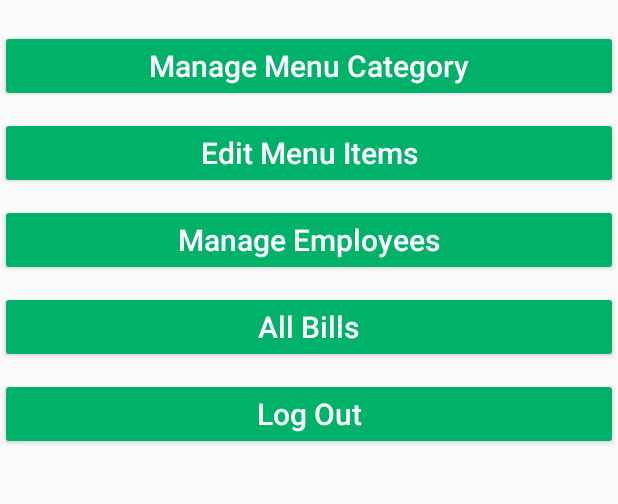
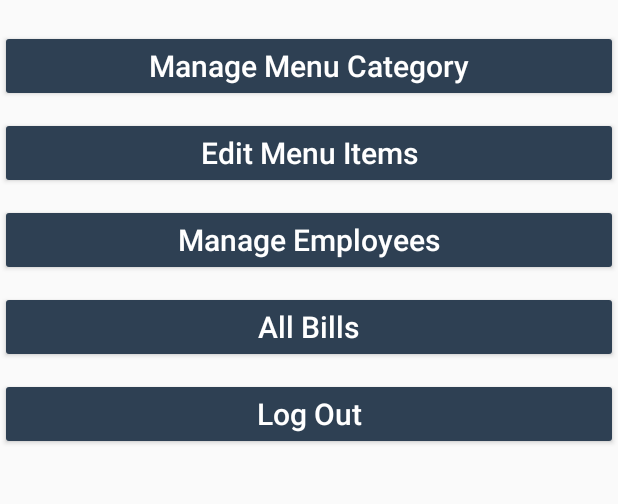
Before and after one commit to zfnadia/Restaurant-MPOS-Application, an Android app: the layout activity_menu.xml on its own in the app's theme, with its tools: preview values and no code run, on a phone screen of 412 x 824 dp, the part 96-600 px from its top. Run offline under Robolectric (Android 15) with nearby library versions, the phone set to English and light mode, and no system bars; network calls fail.

```diff
--- a/app/src/main/AndroidManifest.xml
+++ b/app/src/main/AndroidManifest.xml
@@ -6,7 +6,7 @@
 
     <application
         android:allowBackup="true"
-        android:icon="@mipmap/ic_launcher"
+        android:icon="@drawable/ic_icon"
         android:label="Blue Jays Inn POS"
         android:supportsRtl="true"
         android:theme="@style/AppTheme">
@@ -43,7 +43,8 @@
             android:name=".InvoiceActivity"
             android:label="Invoice"
             android:theme="@style/AppTheme.NoActionBar" />
-        <activity android:name=".AllBillsActivity"
+        <activity
+            android:name=".AllBillsActivity"
             android:label="All Bills" />
     </application>
 
--- a/app/src/main/java/com/nadiaFerdoush/recieptgenerator/AllBillsActivity.java
+++ b/app/src/main/java/com/nadiaFerdoush/recieptgenerator/AllBillsActivity.java
@@ -64,7 +64,7 @@ public class AllBillsActivity extends AppCompatActivity {
             billCreationView.setText(bill.getTimeCreated());
 
             TextView netAmountView = (TextView) v.findViewById(R.id.net_amount);
-            netAmountView.setText(String.format("%.2f", bill.getNetAmount()));
+            netAmountView.setText("BDT " + String.format("%.2f", bill.getNetAmount()));
             return v;
         }
     }
--- a/app/src/main/java/com/nadiaferdoush/recieptgenerator/BillActivity.java
+++ b/app/src/main/java/com/nadiaferdoush/recieptgenerator/BillActivity.java
@@ -63,11 +63,11 @@ public class BillActivity extends AppCompatActivity {
         editor.putBoolean("logged_in", true);
         */
 
-        if (!loggedIn){
+        if (!loggedIn) {
 
             AppDatabase db = AppDatabase.getInstance(this);
             long count = DatabaseUtils.queryNumEntries(db.getReadableDatabase(), "employee");
-            if (count > 0){
+            if (count > 0) {
                 startActivity(new Intent(this, LoginActivity.class));
             } else {
                 startActivity(new Intent(this, CreateAccountActivity.class));
--- a/app/src/main/java/com/nadiaferdoush/recieptgenerator/CategoryItemActivity.java
+++ b/app/src/main/java/com/nadiaferdoush/recieptgenerator/CategoryItemActivity.java
@@ -43,6 +43,7 @@ public class CategoryItemActivity extends AppCompatActivity {
         ListView categoryList = (ListView) findViewById(R.id.category_list_view);
         mAdapter = new CategoryListAdapter(this, R.layout.category_list, categoryItems);
         categoryList.setAdapter(mAdapter);
+        mAdapter.notifyDataSetChanged();
 
         categoryList.setOnItemLongClickListener(new AdapterView.OnItemLongClickListener() {
             @Override
--- a/app/src/main/res/layout/activity_bill.xml
+++ b/app/src/main/res/layout/activity_bill.xml
@@ -6,8 +6,6 @@
     android:layout_width="match_parent"
     android:layout_height="match_parent"
     tools:context="com.nadiaFerdoush.recieptgenerator.BillActivity">
-
-
 
     <LinearLayout
         android:id="@+id/top_part"
@@ -34,7 +32,7 @@
             android:layout_width="0dp"
             android:layout_height="match_parent"
             android:layout_weight="0.3"
-            android:background="#C5EFF7"
+            android:background="#D6EAF8"
             android:orientation="vertical"
             android:padding="10dp">
 
@@ -81,7 +79,7 @@
         android:layout_height="wrap_content"
         android:layout_alignParentBottom="true"
         android:layout_alignParentLeft="true"
-        android:background="#00B16A"
+        android:background="@color/colorPrimaryDark"
         android:text="Post Bill"
         android:textColor="#FFFFFF"
         android:textSize="22sp"
--- a/app/src/main/res/layout/activity_menu.xml
+++ b/app/src/main/res/layout/activity_menu.xml
@@ -21,7 +21,7 @@
         android:layout_height="wrap_content"
         android:layout_gravity="center_horizontal"
         android:layout_marginTop="20dp"
-        android:backgroundTint="#00B16A"
+        android:backgroundTint="@color/colorPrimaryDark"
         android:onClick="goToEditCategory"
         android:text="Manage Menu Category"
         android:textAllCaps="false"
@@ -35,7 +35,7 @@
         android:layout_height="wrap_content"
         android:layout_gravity="center_horizontal"
         android:layout_marginTop="10dp"
-        android:backgroundTint="#00B16A"
+        android:backgroundTint="@color/colorPrimaryDark"
         android:onClick="goToEditItem"
         android:text="Edit Menu Items"
         android:textAllCaps="false"
@@ -48,7 +48,7 @@
         android:layout_height="wrap_content"
         android:layout_gravity="center_horizontal"
         android:layout_marginTop="10dp"
-        android:backgroundTint="#00B16A"
+        android:backgroundTint="@color/colorPrimaryDark"
         android:onClick="goToManageEmployee"
         android:text="Manage Employees"
         android:textAllCaps="false"
@@ -61,7 +61,7 @@
         android:layout_height="wrap_content"
         android:layout_gravity="center_horizontal"
         android:layout_marginTop="10dp"
-        android:backgroundTint="#00B16A"
+        android:backgroundTint="@color/colorPrimaryDark"
         android:text="All Bills"
         android:textAllCaps="false"
         android:textColor="#FFF"
@@ -74,7 +74,7 @@
         android:layout_height="wrap_content"
         android:layout_gravity="center_horizontal"
         android:layout_marginTop="10dp"
-        android:backgroundTint="#00B16A"
+        android:backgroundTint="@color/colorPrimaryDark"
         android:text="Log Out"
         android:textAllCaps="false"
         android:textColor="#FFF"
--- a/app/src/main/res/values/colors.xml
+++ b/app/src/main/res/values/colors.xml
@@ -1,7 +1,7 @@
 <?xml version="1.0" encoding="utf-8"?>
 <resources>
-    <color name="colorPrimary">#00B16A</color>
-    <color name="colorPrimaryDark">#26A65B</color>
+    <color name="colorPrimary">#797D7F</color>
+    <color name="colorPrimaryDark">#2E4053</color>
     <color name="colorAccent">#34495E</color>
     <color name="fabBackground">#FFF</color>
 
```
Also changed, not shown: app/src/main/java/com/nadiaferdoush/recieptgenerator/AppDatabase.java (+5 -5 lines), app/src/main/res/drawable/ic_icon.png (added).
